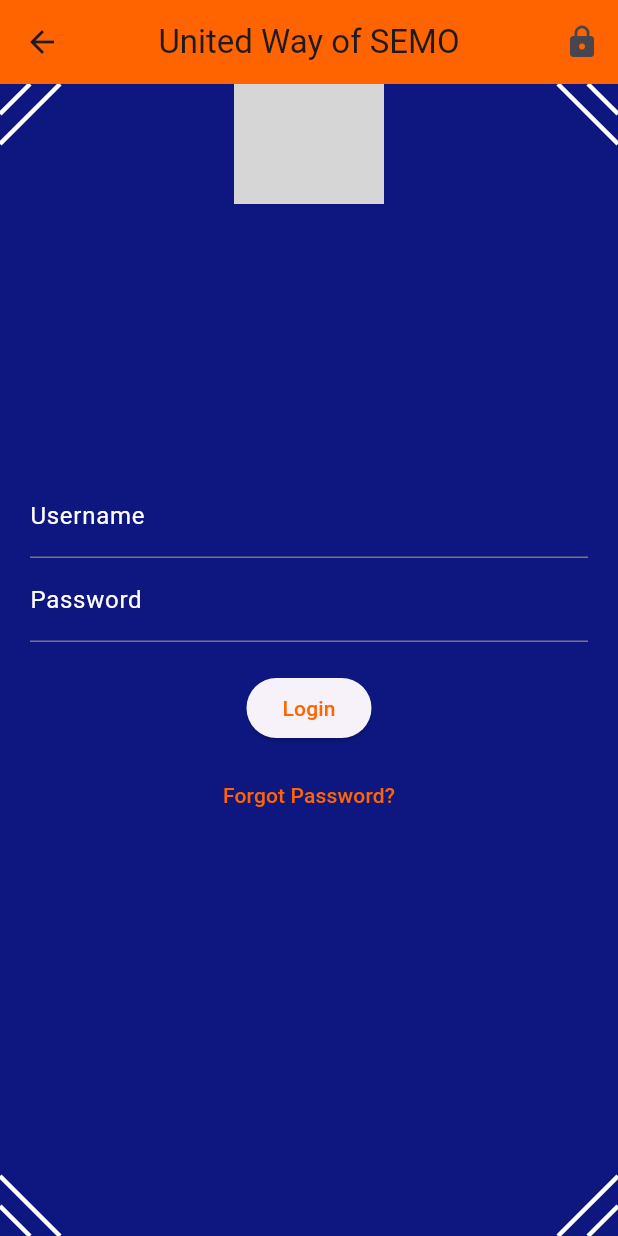
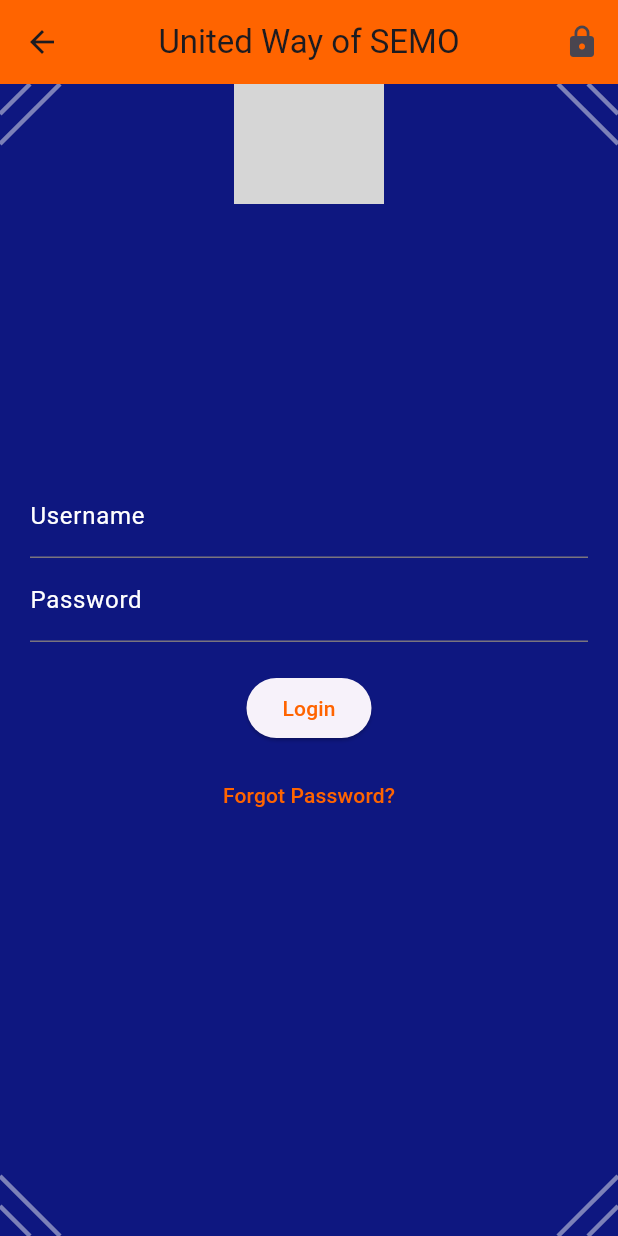
Before and after one commit to rssmith7s/UnitedWayVolunteer, a Flutter app: the screen it shows after launch, after a tap on "Login", on a phone screen of 412 x 824 dp. Run offline on Flutter 3.47's test engine with Material 3 defaults, Android fonts, the phone set to English and light mode, and no system bars; network calls fail; grey boxes are pictures that could not be loaded.

Commit message:
Alternate Color
Added and used alternate color for corner lines

```diff
--- a/lib/designs.dart
+++ b/lib/designs.dart
@@ -4,6 +4,7 @@ import 'landing.dart';
 const Color primaryColor = Color.fromRGBO(14, 23, 128, 1);
 const Color accentColor = Color.fromRGBO(255, 100, 0, 1);
 const Color backgroundColor = Color.fromRGBO(39, 39, 39, 1);
+const Color alternateColor = Color.fromRGBO(124, 129,184, 1);
 const Color textColor = Colors.white;
 
 const InputDecorationTheme customInTheme = InputDecorationTheme(
@@ -95,7 +96,7 @@ class DiagonalLinePainter extends CustomPainter {
   @override
   void paint(Canvas canvas, Size size) {
     final paint = Paint()
-      ..color = Colors.white
+      ..color = alternateColor
       ..strokeWidth = 3.0;
 
     // Draw top-left to bottom-right diagonal line
--- a/lib/landing.dart
+++ b/lib/landing.dart
@@ -181,7 +181,7 @@ class DiagonalLinePainter extends CustomPainter {
   @override
   void paint(Canvas canvas, Size size) {
     final paint = Paint()
-      ..color = Colors.white
+      ..color = alternateColor
       ..strokeWidth = 3.0;
 
     if (isBottomLeftAngle) {
--- a/lib/login.dart
+++ b/lib/login.dart
@@ -190,7 +190,7 @@ class DiagonalLinePainter extends CustomPainter {
   @override
   void paint(Canvas canvas, Size size) {
     final paint = Paint()
-      ..color = Colors.white
+      ..color = alternateColor
       ..strokeWidth = 3.0;
 
     if (isBottomLeftAngle) {
```
